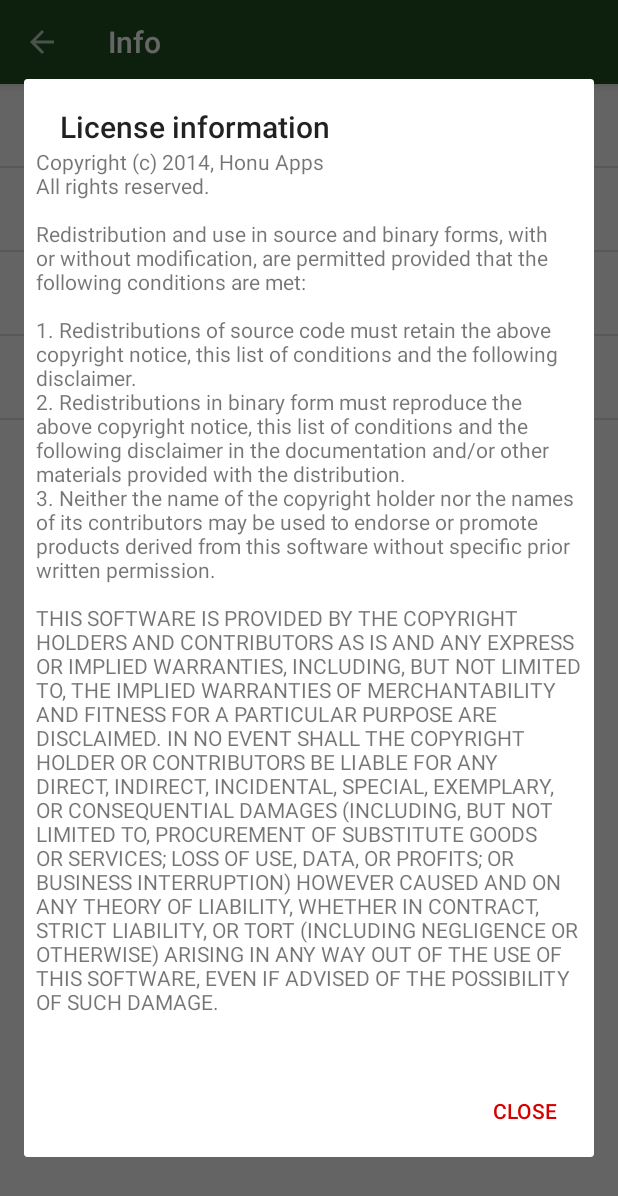
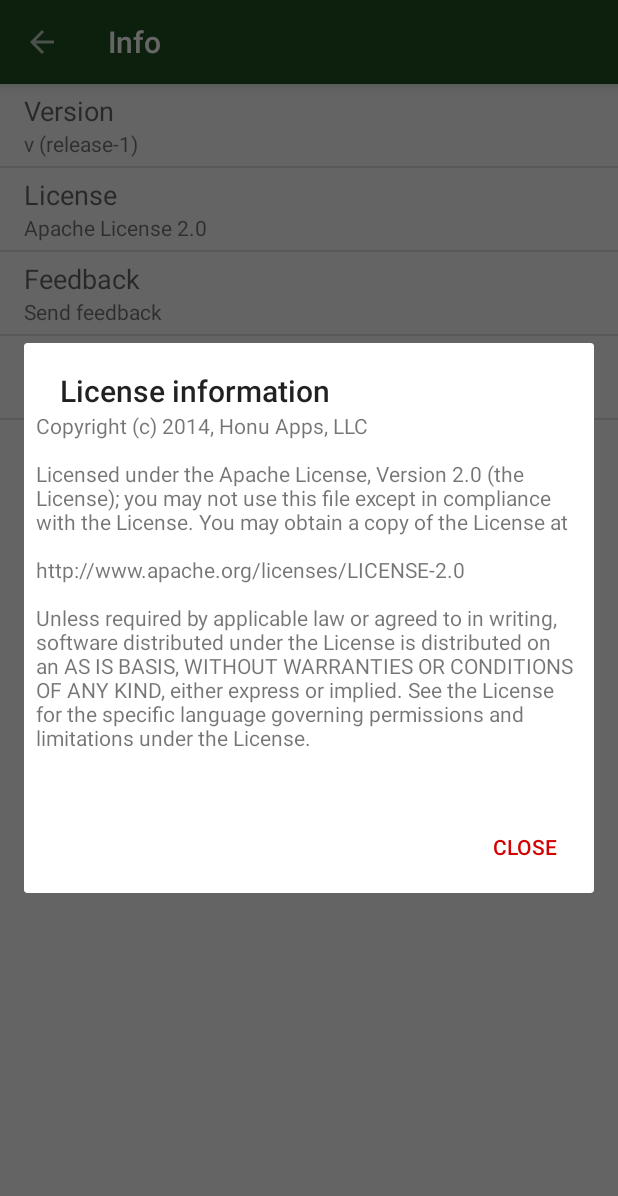
Before and after one commit to bdiegel/DiceCast-android, an Android app: the InfoActivity screen opened directly, with no data from a screen before it, after a tap on "License", on a phone screen of 412 x 824 dp. Shown: the top 1196 px of the screen. Run offline under Robolectric (Android 15) with nearby library versions, the phone set to English and light mode, and no system bars.

Commit message:
update license info

```diff
--- a/app/src/main/java/com/honu/dicecast/InfoActivity.java
+++ b/app/src/main/java/com/honu/dicecast/InfoActivity.java
@@ -43,10 +43,10 @@ public class InfoActivity extends AppCompatActivity {
         }
 
         List<Pair<String, String>> data = new ArrayList<Pair<String, String>>();
-        data.add(new Pair<String, String>("Version", getVersionString()));
-        data.add(new Pair<String, String>("License", "BSD-3"));
-        data.add(new Pair<String, String>("Feedback", "Send feedback"));
-        data.add(new Pair<String, String>("Author", "Honu Apps"));
+        data.add(new Pair<String, String>(getString(R.string.info_title_version), getVersionString()));
+        data.add(new Pair<String, String>(getString(R.string.info_title_license), getString(R.string.info_value_license)));
+        data.add(new Pair<String, String>(getString(R.string.info_title_feedback), getString(R.string.info_value_feedback)));
+        data.add(new Pair<String, String>(getString(R.string.info_title_author), getString(R.string.info_value_author)));
 
         ListView listView = (ListView) findViewById(R.id.info_listview);
 
@@ -79,7 +79,7 @@ public class InfoActivity extends AppCompatActivity {
         alert.setTitle("License information");
 
         TextView tv = new TextView(this);
-        tv.setText(Html.fromHtml(getString(R.string.bsd3_license)));
+        tv.setText(Html.fromHtml(getString(R.string.alv2_license)));
         tv.setMovementMethod(new ScrollingMovementMethod());
         tv.setPadding(12, 0, 12, 0);
         alert.setView(tv);
--- a/app/src/main/res/values/strings.xml
+++ b/app/src/main/res/values/strings.xml
@@ -15,6 +15,15 @@
     <string name="title_activity_info">Info</string>
     <string name="initial_sum"></string>
 
+    <!-- Info Actvity -->
+    <string name="info_title_version">Version</string>
+    <string name="info_title_license">License</string>
+    <string name="info_value_license">Apache License 2.0</string>
+    <string name="info_title_feedback">Feedback</string>
+    <string name="info_value_feedback">Send feedback</string>
+    <string name="info_title_author">Author</string>
+    <string name="info_value_author">Honu Apps, LLC</string>
+
     <!-- Feedback -->
     <string name="title_send_feedback">Send feedback</string>
     <string name="mail_feedback_email">support@honuapps.com</string>
@@ -22,22 +31,24 @@
     <string name="mail_feedback_message">Thank you!</string>
 
     <!-- License -->
-    <string name="bsd3_license">
+    <string name="alv2_license">
         <![CDATA[<html>
         <p>
-        Copyright (c) 2014, Honu Apps
-        <br></br>
-        All rights reserved.
+        Copyright (c) 2014, Honu Apps, LLC
+        <p>
+        Licensed under the Apache License, Version 2.0 (the "License");
+        you may not use this file except in compliance with the License.
+        You may obtain a copy of the License at
         </p>
         <p>
-        Redistribution and use in source and binary forms, with or without modification, are permitted provided that the following conditions are met:
-        <br></br>
-        <br></br>1. Redistributions of source code must retain the above copyright notice, this list of conditions and the following disclaimer.
-        <br></br>2. Redistributions in binary form must reproduce the above copyright notice, this list of conditions and the following disclaimer in the documentation and/or other materials provided with the distribution.
-        <br></br>3. Neither the name of the copyright holder nor the names of its contributors may be used to endorse or promote products derived from this software without specific prior written permission.
+        http://www.apache.org/licenses/LICENSE-2.0
         </p>
         <p>
-        THIS SOFTWARE IS PROVIDED BY THE COPYRIGHT HOLDERS AND CONTRIBUTORS "AS IS" AND ANY EXPRESS OR IMPLIED WARRANTIES, INCLUDING, BUT NOT LIMITED TO, THE IMPLIED WARRANTIES OF MERCHANTABILITY AND FITNESS FOR A PARTICULAR PURPOSE ARE DISCLAIMED. IN NO EVENT SHALL THE COPYRIGHT HOLDER OR CONTRIBUTORS BE LIABLE FOR ANY DIRECT, INDIRECT, INCIDENTAL, SPECIAL, EXEMPLARY, OR CONSEQUENTIAL DAMAGES (INCLUDING, BUT NOT LIMITED TO, PROCUREMENT OF SUBSTITUTE GOODS OR SERVICES; LOSS OF USE, DATA, OR PROFITS; OR BUSINESS INTERRUPTION) HOWEVER CAUSED AND ON ANY THEORY OF LIABILITY, WHETHER IN CONTRACT, STRICT LIABILITY, OR TORT (INCLUDING NEGLIGENCE OR OTHERWISE) ARISING IN ANY WAY OUT OF THE USE OF THIS SOFTWARE, EVEN IF ADVISED OF THE POSSIBILITY OF SUCH DAMAGE.
+        Unless required by applicable law or agreed to in writing, software
+        distributed under the License is distributed on an "AS IS" BASIS,
+        WITHOUT WARRANTIES OR CONDITIONS OF ANY KIND, either express or implied.
+        See the License for the specific language governing permissions and
+        limitations under the License.
         </p>
         </html>]]>
     </string>
```
Also changed, not shown: 2 other files.
